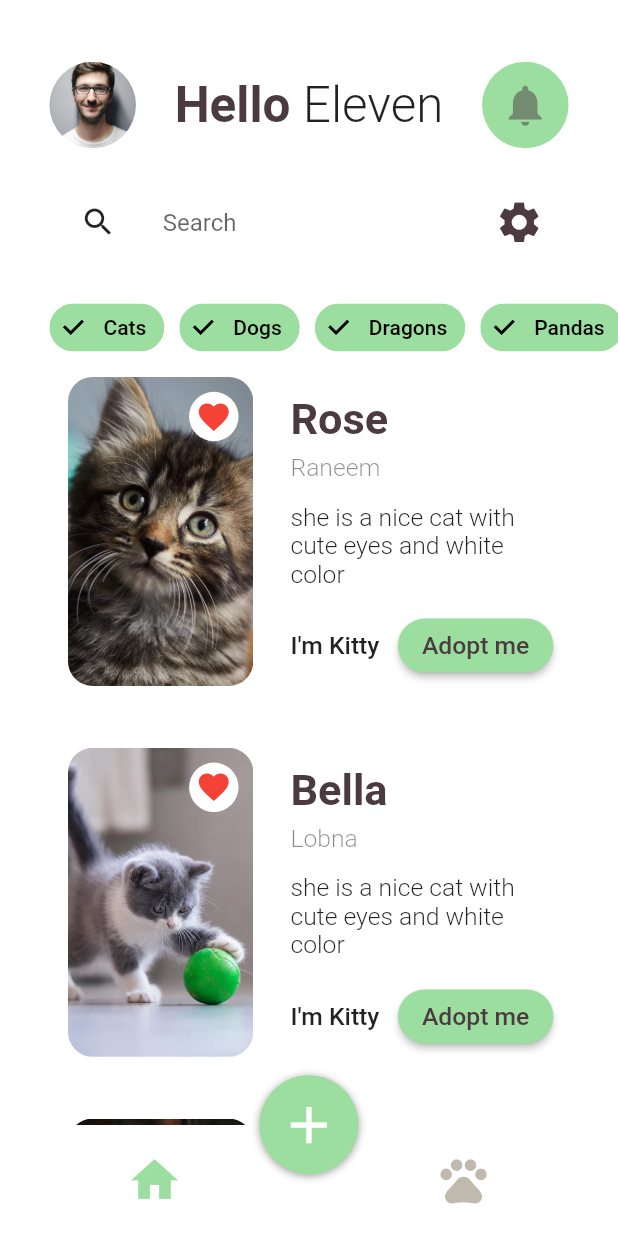
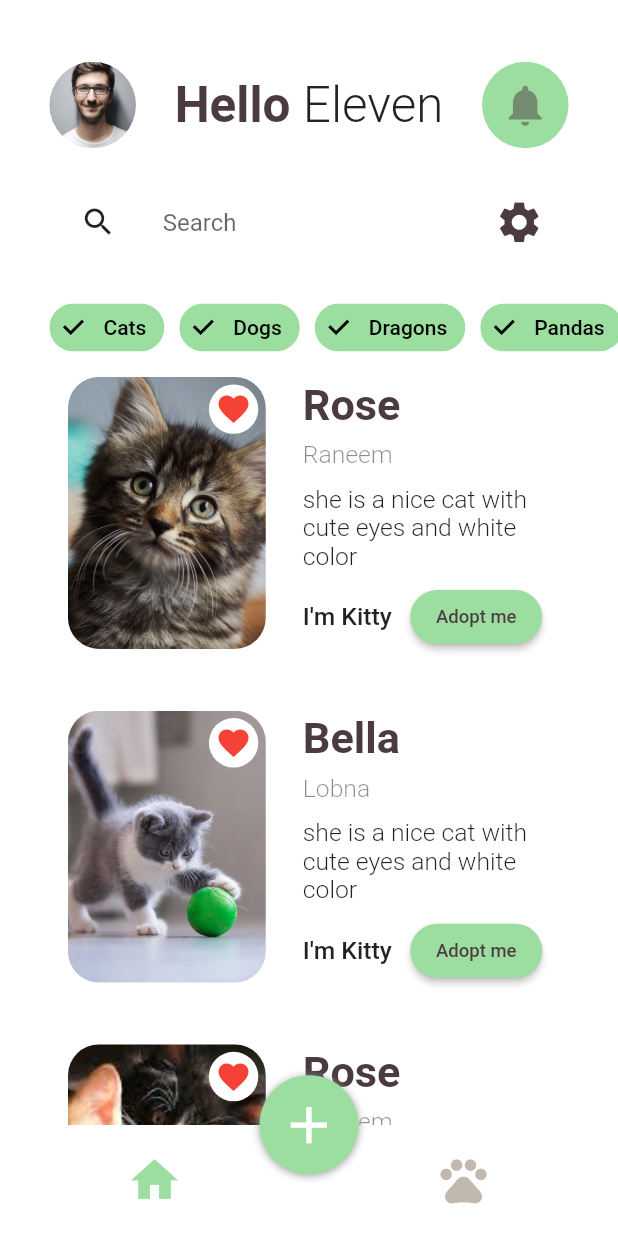
Before and after one commit to Mohamed-Abdelrazeq/Happy-Pet-App, a Flutter app: the MyHomePage screen opened by its route, on a phone screen of 412 x 824 dp. Run offline on Flutter 3.47's test engine with Material 2 defaults, Android fonts, the phone set to English and light mode, and no system bars; our stand-ins replace cloud_firestore, dropdown_search, firebase_auth, firebase_core, flushbar, flutter_spinkit and 2 more; accounts and stored records are empty.

Commit message:
responsive width based

```diff
--- a/lib/Views/Widgets/PetCard.dart
+++ b/lib/Views/Widgets/PetCard.dart
@@ -22,36 +22,36 @@ class PetCard extends StatelessWidget {
   @override
   Widget build(BuildContext context) {
     return Container(
-      margin: EdgeInsets.only(bottom: height * .02),
+      margin: EdgeInsets.only(bottom: width * .04),
       padding: EdgeInsets.symmetric(
-          horizontal: width * .03, vertical: height * .015),
-      height: height * .28,
-      width: width * .88,
+          horizontal: width * .03, vertical: width * .015),
+      width: width * .28,
+      height: width * .5,
       decoration: BoxDecoration(
           color: Colors.white,
-          borderRadius: BorderRadius.circular(height * .02)),
+          borderRadius: BorderRadius.circular(width * .02)),
       child: Row(
         children: [
           Container(
-            padding: EdgeInsets.all(height * .012),
-            height: height,
-            width: width * .3,
+            padding: EdgeInsets.all(width * .012),
+            width: width*.32,
+            height: width * .44,
             decoration: BoxDecoration(
                 image: DecorationImage(
                     image: AssetImage(imgPath),
                     fit: BoxFit.cover),
-                borderRadius: BorderRadius.circular(height * .02)),
+                borderRadius: BorderRadius.circular(width * .05)),
             child: Column(
               children: [
                 Row(
                   mainAxisAlignment: MainAxisAlignment.end,
                   children: [
                     Container(
-                      height: height * .04,
                       width: width * .08,
+                      height: width * .08,
                       decoration: BoxDecoration(
                           color: Colors.white,
-                          borderRadius: BorderRadius.circular(height)),
+                          borderRadius: BorderRadius.circular(width)),
                       child: Center(
                           child: Icon(
                         Icons.favorite,
@@ -63,9 +63,10 @@ class PetCard extends StatelessWidget {
               ],
             ),
           ),
+
           Container(
             padding:
-                EdgeInsets.fromLTRB(width * .06, height * .01, width * 0, 0),
+                EdgeInsets.fromLTRB(width * .06, width * .01, width * 0, 0),
             child: Column(
               crossAxisAlignment: CrossAxisAlignment.start,
               mainAxisAlignment: MainAxisAlignment.spaceEvenly,
@@ -73,7 +74,7 @@ class PetCard extends StatelessWidget {
                 Text(
                   name,
                   style: TextStyle(
-                    fontSize: height * .035,
+                    fontSize: width * .07,
                     fontWeight: FontWeight.w600,
                     color: cOldBurgundy,
                   ),
@@ -82,27 +83,27 @@ class PetCard extends StatelessWidget {
                 Text(
                   owner,
                   style: TextStyle(
-                      fontSize: height * .02,
+                      fontSize: width * .04,
                       fontWeight: FontWeight.w300,
                       color: Colors.black45),
                 ),
                 SizedBox(
-                  height: height * .01,
+                  height: width * .01,
                 ),
                 Container(
-                  width: width * .4,
+                  width: width * .37,
                   child: Text(
                     "she is a nice cat with cute eyes and white color",
                     maxLines: 3,
                     overflow: TextOverflow.ellipsis,
                     style: TextStyle(
-                        fontSize: height * .02,
+                        fontSize: width * .04,
                         fontWeight: FontWeight.w300,
                         color: Colors.black87),
                   ),
                 ),
                 SizedBox(
-                  height: height * .01,
+                  width: width * .01,
                 ),
                 Container(
                   // width: width * .4,
@@ -112,7 +113,7 @@ class PetCard extends StatelessWidget {
                         'I\'m Kitty',
                         style: TextStyle(
                             fontWeight: FontWeight.w500,
-                            fontSize: height * .02),
+                            fontSize: width * .04),
                       ),
                       SizedBox(
                         width: width * .03,
@@ -126,7 +127,7 @@ class PetCard extends StatelessWidget {
                         child: Text(
                           "Adopt me",
                           style: TextStyle(
-                              color: cOldBurgundy, fontSize: height * .02),
+                              color: cOldBurgundy, fontSize: width * .03),
                         ),
                       )
                     ],
```
